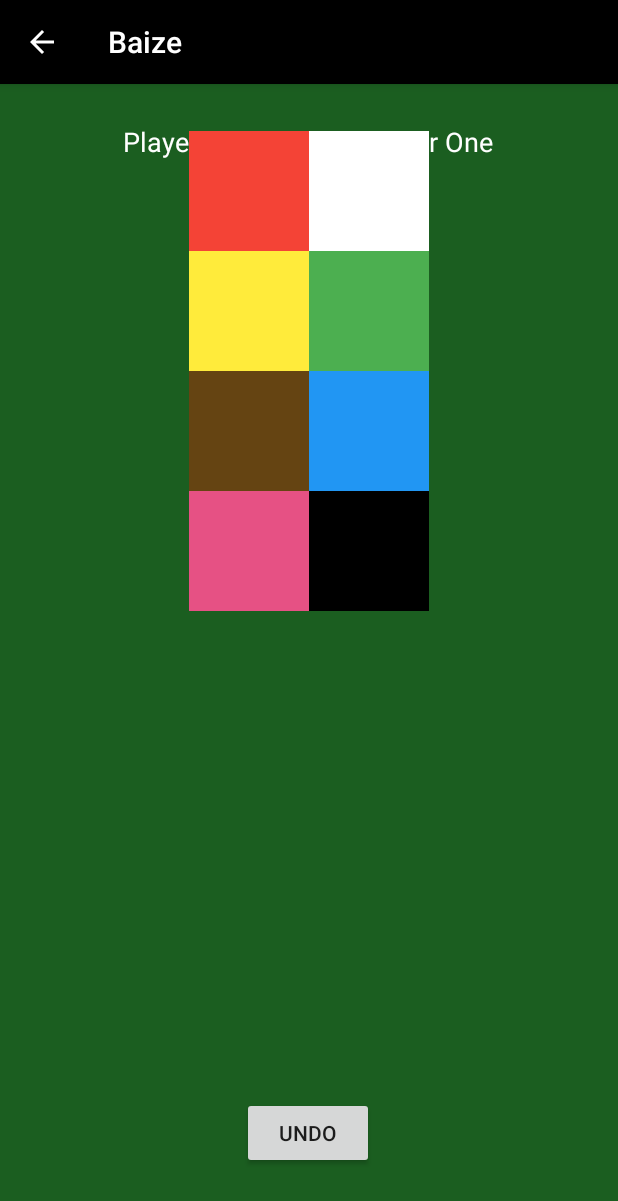
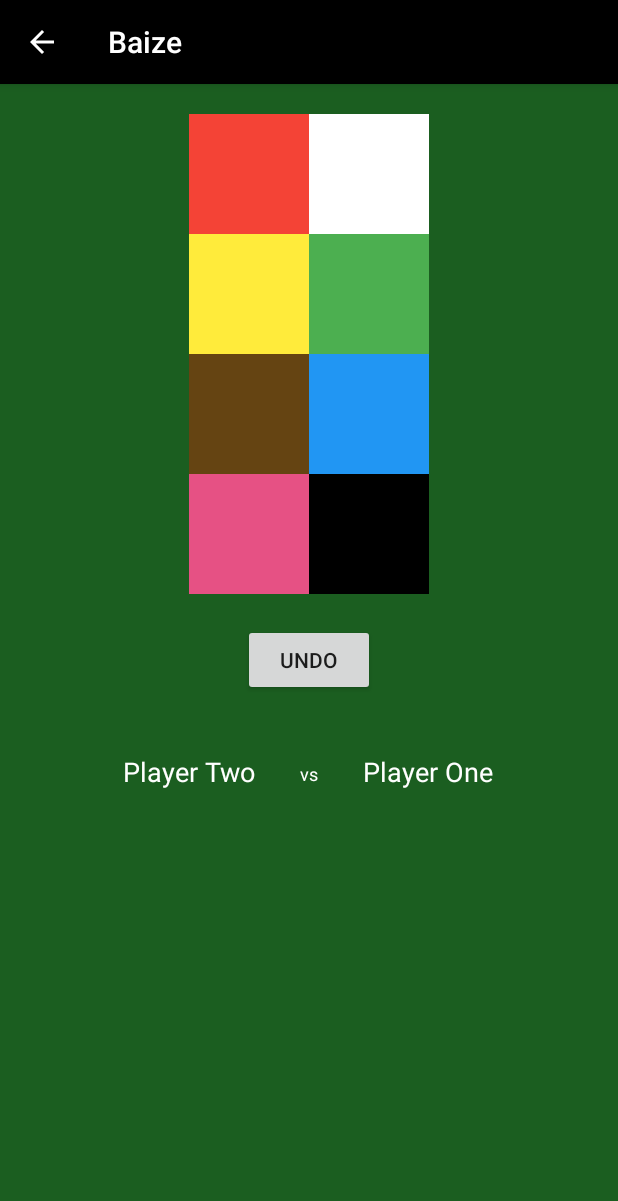
Before and after one commit to jasonlindsay87/SnookerScoreboard, an Android app: the screen it shows after launch (ScoreboardActivity), after a tap on "START MATCH", on a phone screen of 412 x 824 dp. Shown: the top 1201 px of the screen. Run offline under Robolectric (Android 15) with nearby library versions, the phone set to English and light mode, and no system bars.

Commit message:
from work

```diff
--- a/app/src/main/res/layout/activity_scoreboard.xml
+++ b/app/src/main/res/layout/activity_scoreboard.xml
@@ -1,7 +1,6 @@
 <?xml version="1.0" encoding="utf-8"?>
 <androidx.constraintlayout.widget.ConstraintLayout xmlns:android="http://schemas.android.com/apk/res/android"
     xmlns:app="http://schemas.android.com/apk/res-auto"
-    xmlns:tools="http://schemas.android.com/tools"
     android:layout_width="match_parent"
     android:layout_height="match_parent"
     android:background="#1B5E20">
@@ -12,7 +11,7 @@
         android:layout_height="wrap_content"
         android:layout_marginStart="36dp"
         android:layout_marginTop="10dp"
-        android:text="TextView"
+        android:text="@string/TextView"
         android:textColor="@color/colorWhite"
         android:textSize="18sp"
         app:layout_constraintStart_toStartOf="@+id/view"
@@ -24,7 +23,7 @@
         android:layout_height="wrap_content"
         android:layout_marginStart="36dp"
         android:layout_marginTop="5dp"
-        android:text="P1 Score"
+        android:text="@string/TextView"
         android:textColor="@color/colorWhite"
         android:textSize="18sp"
         app:layout_constraintBottom_toBottomOf="@+id/view"
@@ -38,7 +37,7 @@
         android:layout_height="wrap_content"
         android:layout_marginTop="10dp"
         android:layout_marginEnd="36dp"
-        android:text="TextView"
+        android:text="@string/TextView"
         android:textColor="@color/colorWhite"
         android:textSize="18sp"
         app:layout_constraintEnd_toEndOf="@+id/view"
@@ -61,11 +60,11 @@
         android:id="@+id/tableLayout"
         android:layout_width="160dp"
         android:layout_height="320dp"
-        android:layout_marginTop="15dp"
+        android:layout_marginTop="20dp"
         app:layout_constraintEnd_toEndOf="parent"
         app:layout_constraintHorizontal_bias="0.5"
         app:layout_constraintStart_toStartOf="parent"
-        app:layout_constraintTop_toBottomOf="@+id/view">
+        app:layout_constraintTop_toTopOf="parent">
 
 
         <TableRow
@@ -155,24 +154,23 @@
         android:id="@+id/bUndo"
         android:layout_width="wrap_content"
         android:layout_height="wrap_content"
-        android:layout_marginBottom="32dp"
+        android:layout_marginTop="20dp"
         android:onClick="undoLastBall"
         android:text="@string/Undo"
-        app:layout_constraintBottom_toBottomOf="parent"
         app:layout_constraintEnd_toEndOf="parent"
-        app:layout_constraintHorizontal_bias="0.498"
+        app:layout_constraintHorizontal_bias="0.5"
         app:layout_constraintStart_toStartOf="parent"
-        app:layout_constraintTop_toBottomOf="@+id/tableLayout"
-        app:layout_constraintVertical_bias="0.963" />
+        app:layout_constraintTop_toBottomOf="@+id/tableLayout" />
 
     <view
         android:id="@+id/view"
         class="androidx.constraintlayout.widget.Group"
         android:layout_width="377dp"
         android:layout_height="75dp"
-        android:layout_marginTop="16dp"
+        android:layout_marginTop="28dp"
         app:layout_constraintEnd_toEndOf="parent"
+        app:layout_constraintHorizontal_bias="0.5"
         app:layout_constraintStart_toStartOf="parent"
-        app:layout_constraintTop_toTopOf="parent" />
+        app:layout_constraintTop_toBottomOf="@+id/bUndo" />
 
 </androidx.constraintlayout.widget.ConstraintLayout>
--- a/app/src/main/res/values/strings.xml
+++ b/app/src/main/res/values/strings.xml
@@ -6,4 +6,5 @@
     <string name="start_match">Start Match</string>
     <string name="vs">vs</string>
     <string name="Undo">Undo</string>
+    <string name="TextView">TextView</string>
 </resources>
```
